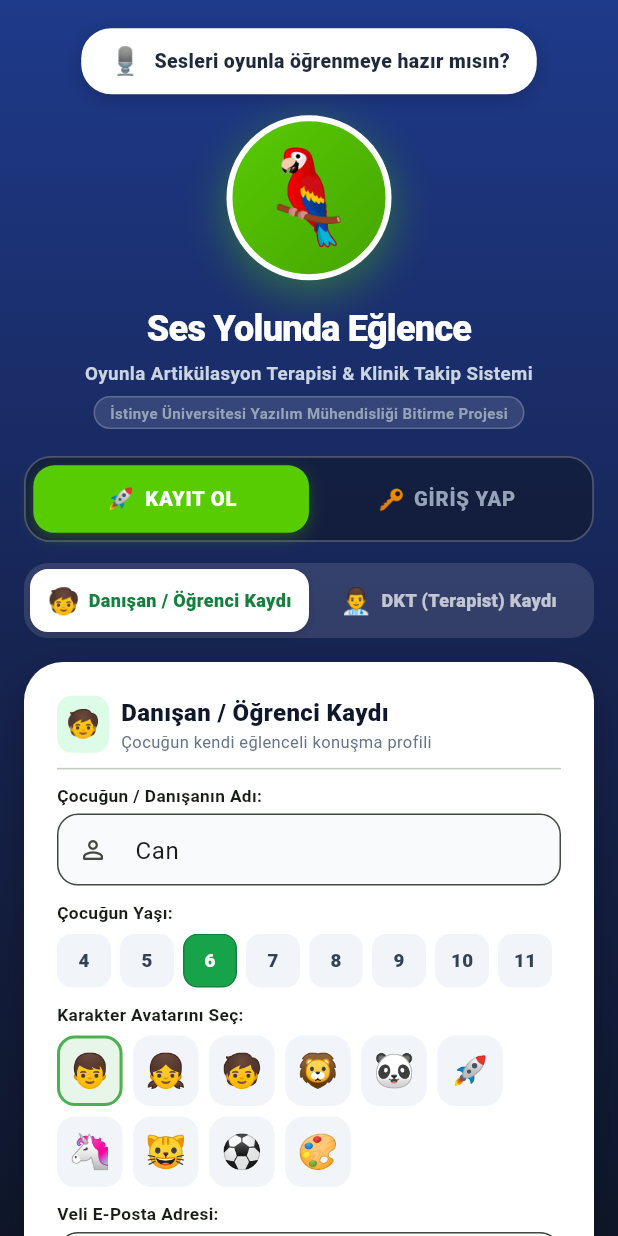
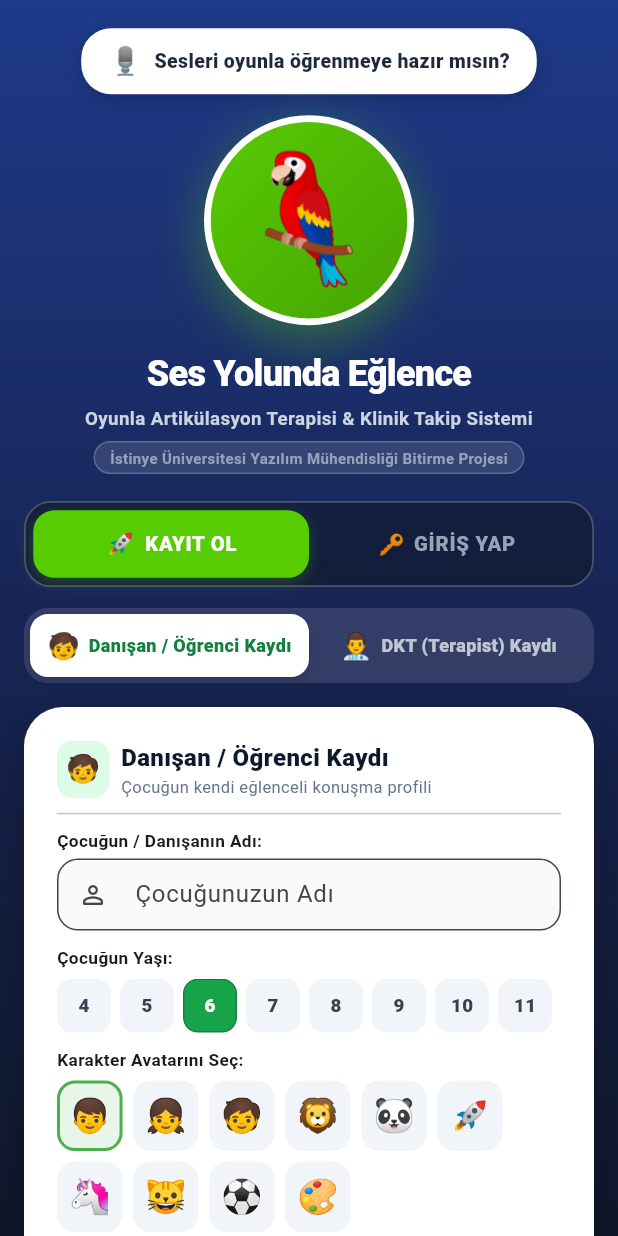
Before and after one commit to betulgul5634-wq/SesYolundaEglence, a Flutter app: the screen it shows after launch, on a phone screen of 412 x 824 dp. Run offline on Flutter 3.47's test engine with Material 3 defaults, Android fonts, the phone set to English and light mode, and no system bars; missing offline and left inert: dart:html, dart:js, dart:ui_web; Roboto replaces fonts that are missing (Nunito).

Commit message:
style: enlarged mascot and purged pre-filled sample text from all auth forms

```diff
--- a/mobile/lib/screens/onboarding_auth_screen.dart
+++ b/mobile/lib/screens/onboarding_auth_screen.dart
@@ -36,7 +36,7 @@ class _OnboardingAuthScreenState extends State<OnboardingAuthScreen>
   String _activeRole = 'child';
 
   // ── Danışan / Kullanıcı Kayıt Kontrolcüleri ──
-  final TextEditingController _childNameCtrl = TextEditingController(text: 'Can');
+  final TextEditingController _childNameCtrl = TextEditingController();
   final TextEditingController _childParentEmailCtrl = TextEditingController();
   final TextEditingController _childPasswordCtrl = TextEditingController();
   final TextEditingController _childTherapistCodeCtrl = TextEditingController();
@@ -44,12 +44,12 @@ class _OnboardingAuthScreenState extends State<OnboardingAuthScreen>
   String _selectedChildAvatar = '👦';
 
   // ── DKT Terapist Kayıt Kontrolcüleri ──
-  final TextEditingController _therapistNameCtrl = TextEditingController(text: 'Uzm. DKT Merve Kaya');
-  final TextEditingController _clinicNameCtrl = TextEditingController(text: 'Mavi Martı Dil ve Konuşma Merkezi');
-  final TextEditingController _therapistTcCtrl = TextEditingController(text: '12345678901');
-  final TextEditingController _edevletDocCtrl = TextEditingController(text: 'YOK-2024-DKT-8921');
-  final TextEditingController _therapistEmailCtrl = TextEditingController(text: 'merve.dkt@klinik.com');
-  final TextEditingController _therapistPassCtrl = TextEditingController(text: '123456');
+  final TextEditingController _therapistNameCtrl = TextEditingController();
+  final TextEditingController _clinicNameCtrl = TextEditingController();
+  final TextEditingController _therapistTcCtrl = TextEditingController();
+  final TextEditingController _edevletDocCtrl = TextEditingController();
+  final TextEditingController _therapistEmailCtrl = TextEditingController();
+  final TextEditingController _therapistPassCtrl = TextEditingController();
   bool _isEdevletVerified = false;
   bool _isVerifyingEdevlet = false;
   String _verifiedUniversity = '';
@@ -234,8 +234,8 @@ class _OnboardingAuthScreenState extends State<OnboardingAuthScreen>
               const SizedBox(height: 14),
               // Büyük Canlı 3D Papağan Maskotu
               Container(
-                width: 110,
-                height: 110,
+                width: 140,
+                height: 140,
                 decoration: BoxDecoration(
                   gradient: const LinearGradient(
                     colors: [Color(0xFF58CC02), Color(0xFF46A302)],
@@ -243,13 +243,13 @@ class _OnboardingAuthScreenState extends State<OnboardingAuthScreen>
                     end: Alignment.bottomRight,
                   ),
                   shape: BoxShape.circle,
-                  border: Border.all(color: Colors.white, width: 4),
+                  border: Border.all(color: Colors.white, width: 4.5),
                   boxShadow: const [
-                    BoxShadow(color: Color(0x6658CC02), blurRadius: 24, offset: Offset(0, 8)),
+                    BoxShadow(color: Color(0x6658CC02), blurRadius: 28, offset: Offset(0, 10)),
                   ],
                 ),
                 child: const Center(
-                  child: Text('🦜', style: TextStyle(fontSize: 60)),
+                  child: Text('🦜', style: TextStyle(fontSize: 82)),
                 ),
               ),
             ],
@@ -524,7 +524,7 @@ class _OnboardingAuthScreenState extends State<OnboardingAuthScreen>
         TextField(
           controller: _childNameCtrl,
           decoration: InputDecoration(
-            hintText: 'Örn: Can, Zeynep, Ali...',
+            hintText: 'Çocuğunuzun Adı',
             prefixIcon: const Icon(Icons.person_outline_rounded, size: 20),
             filled: true,
             fillColor: const Color(0xFFF8FAFC),
@@ -609,7 +609,7 @@ class _OnboardingAuthScreenState extends State<OnboardingAuthScreen>
           controller: _childParentEmailCtrl,
           keyboardType: TextInputType.emailAddress,
           decoration: InputDecoration(
-            hintText: 'veli.ornek@gmail.com',
+            hintText: 'Veli e-posta adresi',
             prefixIcon: const Icon(Icons.email_outlined, size: 18),
             helperText: '📩 Egzersiz başarıları ve terapist ödevleri bu adrese gider.',
             helperStyle: const TextStyle(fontSize: 10, color: Color(0xFF16A34A), fontWeight: FontWeight.w600),
@@ -642,7 +642,7 @@ class _OnboardingAuthScreenState extends State<OnboardingAuthScreen>
         TextField(
           controller: _childTherapistCodeCtrl,
           decoration: InputDecoration(
-            hintText: 'Örn: DKT-MERVE (Varsa girin)',
+            hintText: 'Terapist Eşleştirme Kodu (Varsa girin)',
             prefixIcon: const Icon(Icons.medical_services_outlined, size: 18),
             filled: true,
             fillColor: const Color(0xFFF8FAFC),
@@ -670,7 +670,16 @@ class _OnboardingAuthScreenState extends State<OnboardingAuthScreen>
   }
 
   void _handleChildRegister() {
-    final name = _childNameCtrl.text.trim().isNotEmpty ? _childNameCtrl.text.trim() : 'Can';
+    final name = _childNameCtrl.text.trim();
+    if (name.isEmpty) {
+      ScaffoldMessenger.of(context).showSnackBar(
+        const SnackBar(
+          content: Text('⚠️ Lütfen çocuğunuzun adını giriniz.'),
+          backgroundColor: Colors.orangeAccent,
+        ),
+      );
+      return;
+    }
     final email = _childParentEmailCtrl.text.trim();
     final therapistCode = _childTherapistCodeCtrl.text.trim();
 
@@ -730,7 +739,7 @@ class _OnboardingAuthScreenState extends State<OnboardingAuthScreen>
         TextField(
           controller: _therapistNameCtrl,
           decoration: InputDecoration(
-            hintText: 'Örn: Uzm. DKT Merve Kaya',
+            hintText: 'Adınız ve Soyadınız',
             prefixIcon: const Icon(Icons.badge_outlined, size: 20),
             filled: true,
             fillColor: const Color(0xFFF8FAFC),
@@ -745,7 +754,7 @@ class _OnboardingAuthScreenState extends State<OnboardingAuthScreen>
         TextField(
           controller: _clinicNameCtrl,
           decoration: InputDecoration(
-            hintText: 'Örn: Mavi Martı Dil ve Konuşma Merkezi',
+            hintText: 'Klinik veya Çalıştığınız Kurum Adı',
             prefixIcon: const Icon(Icons.apartment_rounded, size: 20),
             filled: true,
             fillColor: const Color(0xFFF8FAFC),
@@ -782,7 +791,7 @@ class _OnboardingAuthScreenState extends State<OnboardingAuthScreen>
               child: TextField(
                 controller: _edevletDocCtrl,
                 decoration: InputDecoration(
-                  hintText: 'Örn: YOK-2024-DKT-8921',
+                  hintText: 'e-Devlet Mezuniyet Barkod No',
                   prefixIcon: const Icon(Icons.qr_code_rounded, size: 18),
                   filled: true,
                   fillColor: const Color(0xFFF8FAFC),
@@ -849,7 +858,7 @@ class _OnboardingAuthScreenState extends State<OnboardingAuthScreen>
           controller: _therapistEmailCtrl,
           keyboardType: TextInputType.emailAddress,
           decoration: InputDecoration(
-            hintText: 'ornek.dkt@klinik.com',
+            hintText: 'Kurumsal e-posta adresi',
             prefixIcon: const Icon(Icons.alternate_email_rounded, size: 18),
             filled: true,
             fillColor: const Color(0xFFF8FAFC),
@@ -907,9 +916,22 @@ class _OnboardingAuthScreenState extends State<OnboardingAuthScreen>
     setState(() => _isVerifyingEdevlet = true);
     _sfx.playPopSound();
     await Future.delayed(const Duration(milliseconds: 600));
+    if (!mounted) return;
 
     final tName = _therapistNameCtrl.text.trim();
-    final cleanFirstName = (tName.isNotEmpty ? tName.split(' ').first : 'MERVE')
+    if (tName.isEmpty) {
+      ScaffoldMessenger.of(context).showSnackBar(
+        const SnackBar(
+          content: Text('⚠️ Lütfen önce adınızı ve unvanınızı yazınız.'),
+          backgroundColor: Colors.orangeAccent,
+        ),
+      );
+      return;
+    }
+
+    final cleanFirstName = tName
+        .split(' ')
+        .first
         .replaceAll(RegExp(r'[^a-zA-ZçÇğĞıİöÖşŞüÜ]'), '')
         .toUpperCase();
 
@@ -1057,7 +1079,7 @@ class _OnboardingAuthScreenState extends State<OnboardingAuthScreen>
         TextField(
           controller: _loginChildEmailCtrl,
           decoration: InputDecoration(
-            hintText: 'ornek.veli@gmail.com',
+            hintText: 'Kayıtlı veli e-posta adresi',
             prefixIcon: const Icon(Icons.email_outlined, size: 18),
             filled: true,
             fillColor: const Color(0xFFF8FAFC),
@@ -1180,7 +1202,7 @@ class _OnboardingAuthScreenState extends State<OnboardingAuthScreen>
         TextField(
           controller: _loginTherapistEmailCtrl,
           decoration: InputDecoration(
-            hintText: 'ornek.dkt@klinik.com',
+            hintText: 'Kurumsal e-posta adresiniz',
             prefixIcon: const Icon(Icons.email_outlined, size: 18),
             filled: true,
             fillColor: const Color(0xFFF8FAFC),
@@ -1213,7 +1235,16 @@ class _OnboardingAuthScreenState extends State<OnboardingAuthScreen>
             onPressed: () {
               final email = _loginTherapistEmailCtrl.text.trim();
               final pass = _loginTherapistPassCtrl.text.trim();
-              _dkt.loginTherapist(email.isNotEmpty ? email : 'merve.dkt@klinik.com', pass);
+              if (email.isEmpty) {
+                ScaffoldMessenger.of(context).showSnackBar(
+                  const SnackBar(
+                    content: Text('⚠️ Lütfen terapist e-posta adresinizi giriniz.'),
+                    backgroundColor: Colors.orangeAccent,
+                  ),
+                );
+                return;
+              }
+              _dkt.loginTherapist(email, pass);
               _sfx.playSuccessDing();
               _goToTherapistPortal();
             },
--- a/mobile/lib/services/therapist_state_service.dart
+++ b/mobile/lib/services/therapist_state_service.dart
@@ -21,23 +21,23 @@ class TherapistStateService extends ChangeNotifier {
 
   // Terapist Oturum Bilgileri
   bool _isLoggedIn = false;
-  String _therapistName = 'Uzm. DKT Merve Kaya';
-  String _clinicName = 'Mavi Martı Dil ve Konuşma Merkezi';
-  String _email = 'merve.dkt@klinik.com';
-  String _edevletDocNo = 'YOK-2024-DKT-8921';
+  String _therapistName = '';
+  String _clinicName = '';
+  String _email = '';
+  String _edevletDocNo = '';
   String _password = '';
-  String _therapistCode = 'DKT-MERVE';
+  String _therapistCode = '';
 
   // Danışan Çocuklar Listesi
   final List<Map<String, dynamic>> _students = [];
 
   // Getters
   bool get isLoggedIn => _isLoggedIn;
-  String get therapistName => _therapistName.isNotEmpty ? _therapistName : 'Uzm. DKT Merve Kaya';
-  String get clinicName => _clinicName.isNotEmpty ? _clinicName : 'Mavi Martı Dil ve Konuşma Merkezi';
+  String get therapistName => _therapistName.isNotEmpty ? _therapistName : 'Dil ve Konuşma Terapisti';
+  String get clinicName => _clinicName.isNotEmpty ? _clinicName : 'Dil ve Konuşma Merkezi';
   String get email => _email;
   String get edevletDocNo => _edevletDocNo;
-  String get therapistCode => _therapistCode;
+  String get therapistCode => _therapistCode.isNotEmpty ? _therapistCode : 'DKT-KLINIK';
   List<Map<String, dynamic>> get students => List.unmodifiable(_students);
 
   /// 1. Terapist Kaydı (Hem Onboarding hem Portal içinden çağrılabilir)
@@ -49,19 +49,19 @@ class TherapistStateService extends ChangeNotifier {
     required String password,
   }) {
     _isLoggedIn = true;
-    _therapistName = name.trim().isNotEmpty ? name.trim() : 'Uzm. DKT Merve Kaya';
-    _clinicName = clinic.trim().isNotEmpty ? clinic.trim() : 'Mavi Martı Dil ve Konuşma Merkezi';
+    _therapistName = name.trim().isNotEmpty ? name.trim() : 'Dil ve Konuşma Terapisti';
+    _clinicName = clinic.trim().isNotEmpty ? clinic.trim() : 'Dil ve Konuşma Merkezi';
     _email = email.trim().toLowerCase();
     _edevletDocNo = edevletDocNo.trim();
     _password = password;
 
-    // Terapiste özel eşleştirme kodu üret (örn: DKT-MERVE)
+    // Terapiste özel eşleştirme kodu üret (örn: DKT-AYSE)
     final firstName = _therapistName
         .split(' ')
         .first
         .replaceAll(RegExp(r'[^a-zA-ZçÇğĞıİöÖşŞüÜ]'), '')
         .toUpperCase();
-    _therapistCode = 'DKT-${firstName.isNotEmpty ? firstName : "MERVE"}';
+    _therapistCode = 'DKT-${firstName.isNotEmpty ? firstName : "KLINIK"}';
 
     _saveToLocalStorage();
     notifyListeners();
@@ -287,22 +287,22 @@ class TherapistStateService extends ChangeNotifier {
         _isLoggedIn = storage['sye_dkt_logged_in'] == 'true';
       }
       if (storage.containsKey('sye_dkt_name')) {
-        _therapistName = storage['sye_dkt_name'] ?? 'Uzm. DKT Merve Kaya';
+        _therapistName = storage['sye_dkt_name'] ?? '';
       }
       if (storage.containsKey('sye_dkt_clinic')) {
-        _clinicName = storage['sye_dkt_clinic'] ?? 'Mavi Martı Dil ve Konuşma Merkezi';
+        _clinicName = storage['sye_dkt_clinic'] ?? '';
       }
       if (storage.containsKey('sye_dkt_email')) {
-        _email = storage['sye_dkt_email'] ?? 'merve.dkt@klinik.com';
+        _email = storage['sye_dkt_email'] ?? '';
       }
       if (storage.containsKey('sye_dkt_edevlet')) {
-        _edevletDocNo = storage['sye_dkt_edevlet'] ?? 'YOK-2024-DKT-8921';
+        _edevletDocNo = storage['sye_dkt_edevlet'] ?? '';
       }
       if (storage.containsKey('sye_dkt_pass')) {
         _password = storage['sye_dkt_pass'] ?? '';
       }
       if (storage.containsKey('sye_dkt_code')) {
-        _therapistCode = storage['sye_dkt_code'] ?? 'DKT-MERVE';
+        _therapistCode = storage['sye_dkt_code'] ?? '';
       }
       if (storage.containsKey('sye_dkt_students')) {
         final raw = storage['sye_dkt_students'];
--- a/mobile/lib/widgets/therapist_portal_dialog.dart
+++ b/mobile/lib/widgets/therapist_portal_dialog.dart
@@ -349,7 +349,7 @@ class _TherapistPortalDialogState extends State<TherapistPortalDialog> {
                   child: ElevatedButton.icon(
                     onPressed: () {
                       final waText = Uri.encodeComponent(
-                        'Merhaba! Uzm. DKT Merve Kaya tarafından Ses Yolunda Eğlence platformunda ${student['name']} için konuşma terapisi egzersizleri tanımlanmıştır. Çocuğunuz uygulamayı açıp kayıt olurken şu Terapist Kodunu giriniz:\n\n🔑 Terapist Kodu: $studentCode\n\nBu kod ile evdeki çalışma verileri terapist paneline aktarılacaktır.'
+                        'Merhaba! ${_dkt.therapistName} tarafından Ses Yolunda Eğlence platformunda ${student['name']} için konuşma terapisi egzersizleri tanımlanmıştır. Çocuğunuz uygulamayı açıp kayıt olurken şu Terapist Kodunu giriniz:\n\n🔑 Terapist Kodu: $studentCode\n\nBu kod ile evdeki çalışma verileri terapist paneline aktarılacaktır.'
                       );
                       final waUrl = 'https://api.whatsapp.com/send?text=$waText';
                       if (kIsWeb) {
@@ -560,7 +560,7 @@ class _TherapistPortalDialogState extends State<TherapistPortalDialog> {
                     controller: _regNameCtrl,
                     decoration: InputDecoration(
                       labelText: 'Adınız Soyadınız',
-                      hintText: 'Örn: Uzm. DKT Merve Kaya',
+                      hintText: 'Adınız ve Soyadınız',
                       labelStyle: const TextStyle(fontSize: 12, fontWeight: FontWeight.w600),
                       prefixIcon: const Icon(Icons.person_outline, size: 18),
                       border: OutlineInputBorder(borderRadius: BorderRadius.circular(14)),
```
